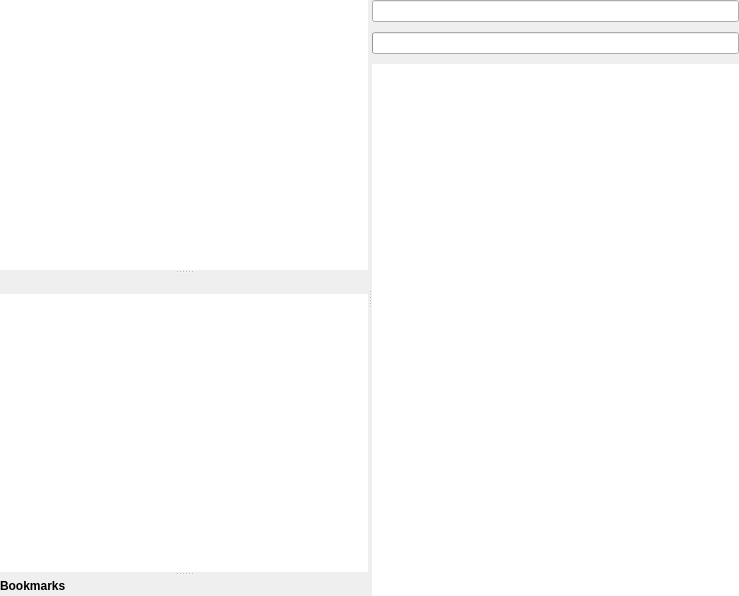
Old version of the form Sources/filemgmt/ptFileMgrWindow.ui in the repository dzz007/photivo.
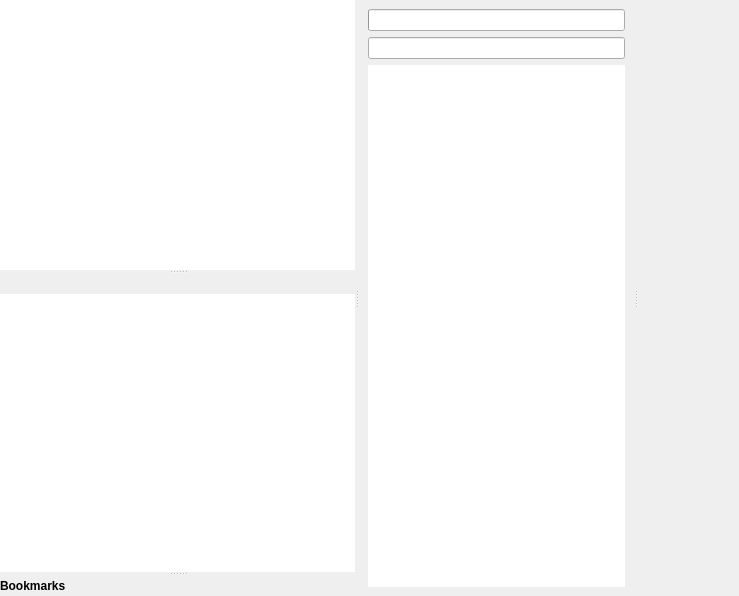
New version of the form.

The edit to the form file:
```diff
--- a/Sources/filemgmt/ptFileMgrWindow.ui
+++ b/Sources/filemgmt/ptFileMgrWindow.ui
@@ -145,17 +145,21 @@
        </item>
       </layout>
      </widget>
+     <widget class="QWidget" name="Views" native="true">
+      <layout class="QVBoxLayout" name="verticalLayout_5">
+       <property name="margin">
+        <number>0</number>
+       </property>
+       <item>
+        <widget class="QSplitter" name="ViewSplitter">
+         <property name="orientation">
+          <enum>Qt::Horizontal</enum>
+         </property>
      <widget class="QWidget" name="FMThumbPane" native="true">
-      <layout class="QVBoxLayout" name="m_FileListLayout">
-       <property name="spacing">
-        <number>10</number>
-       </property>
+          <layout class="QVBoxLayout" name="verticalLayout_4">
        <property name="margin">
-        <number>0</number>
-       </property>
-       <item>
-        <widget class="QLineEdit" name="m_PathInput"/>
-       </item>
+            <number>9</number>
+           </property>
        <item>
         <widget class="QProgressBar" name="m_Progressbar">
          <property name="value">
@@ -166,6 +170,9 @@
          </property>
         </widget>
        </item>
+           <item>
+            <widget class="QLineEdit" name="m_PathInput"/>
+           </item>
        <item>
         <widget class="QGraphicsView" name="m_FilesView">
          <property name="frameShape">
@@ -174,6 +181,11 @@
          <property name="alignment">
           <set>Qt::AlignLeading|Qt::AlignLeft|Qt::AlignTop</set>
          </property>
+            </widget>
+           </item>
+          </layout>
+         </widget>
+         <widget class="QWidget" name="ImageView" native="true"/>
         </widget>
        </item>
       </layout>
```
Lines whose indentation alone changed are shown as unchanged.
